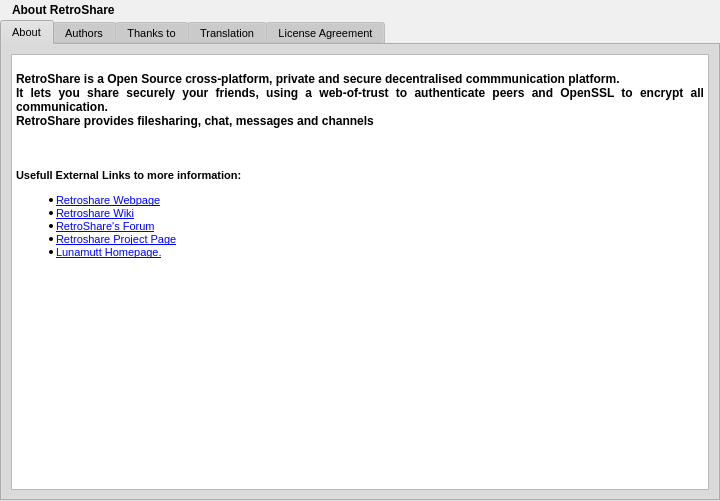
Above: retroshare-gui/src/gui/HelpDialog.ui from RetroShare/RetroShare before the change. Below: the same form after it.
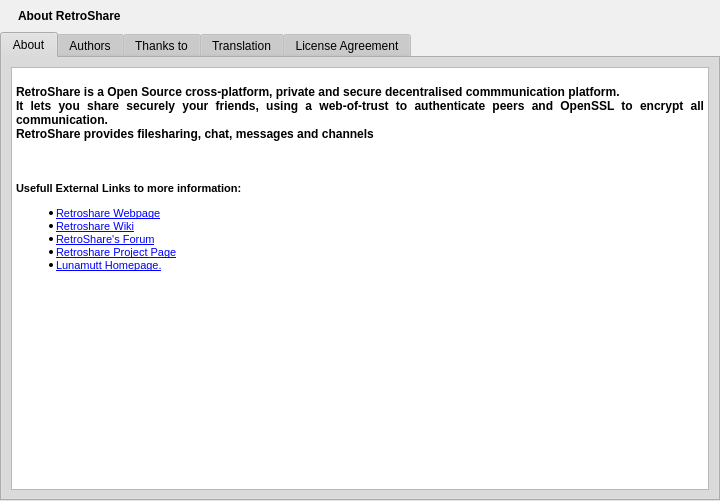
That is the form after the change. Icons and pictures are not drawn.

Commit message: update HelpDialog, Set Font Size to 9

Diff of the .ui file:
```diff
--- a/retroshare-gui/src/gui/HelpDialog.ui
+++ b/retroshare-gui/src/gui/HelpDialog.ui
@@ -505,9 +505,14 @@
    <property name="spacing" >
     <number>0</number>
    </property>
-   <item row="1" column="0" >
-    <widget class="QTabWidget" name="tabWidget" >
-     <property name="currentIndex" >
+   <item row="1" column="0">
+    <widget class="QTabWidget" name="tabWidget">
+     <property name="font">
+      <font>
+       <pointsize>9</pointsize>
+      </font>
+     </property>
+     <property name="currentIndex">
       <number>0</number>
      </property>
      <widget class="QWidget" name="tab" >
@@ -521,26 +526,26 @@
        <property name="spacing" >
         <number>6</number>
        </property>
-       <item row="0" column="0" colspan="3" >
-        <widget class="QTextBrowser" name="about" >
-         <property name="html" >
-          <string>&lt;!DOCTYPE HTML PUBLIC "-//W3C//DTD HTML 4.0//EN" "http://www.w3.org/TR/REC-html40/strict.dtd">
-&lt;html>&lt;head>&lt;meta name="qrichtext" content="1" />&lt;style type="text/css">
+       <item row="0" column="0" colspan="3">
+        <widget class="QTextBrowser" name="about">
+         <property name="html">
+          <string>&lt;!DOCTYPE HTML PUBLIC &quot;-//W3C//DTD HTML 4.0//EN&quot; &quot;http://www.w3.org/TR/REC-html40/strict.dtd&quot;&gt;
+&lt;html&gt;&lt;head&gt;&lt;meta name=&quot;qrichtext&quot; content=&quot;1&quot; /&gt;&lt;style type=&quot;text/css&quot;&gt;
 p, li { white-space: pre-wrap; }
-&lt;/style>&lt;/head>&lt;body style=" font-family:'Arial'; font-size:8pt; font-weight:400; font-style:normal;">
-&lt;p align="center" style="-qt-paragraph-type:empty; margin-top:0px; margin-bottom:0px; margin-left:0px; margin-right:0px; -qt-block-indent:0; text-indent:0px;">&lt;/p>
-&lt;p align="justify" style=" margin-top:0px; margin-bottom:0px; margin-left:0px; margin-right:0px; -qt-block-indent:0; text-indent:0px; font-size:9pt; font-weight:600;">RetroShare is a Open Source cross-platform, private and secure decentralised commmunication platform.	&lt;/p>
-&lt;p align="justify" style=" margin-top:0px; margin-bottom:0px; margin-left:0px; margin-right:0px; -qt-block-indent:0; text-indent:0px; font-size:9pt; font-weight:600;">It lets you share securely your friends, using a web-of-trust to authenticate peers and OpenSSL to encrypt all communication. &lt;/p>
-&lt;p align="justify" style=" margin-top:0px; margin-bottom:0px; margin-left:0px; margin-right:0px; -qt-block-indent:0; text-indent:0px; font-size:9pt; font-weight:600;">RetroShare provides filesharing, chat, messages and channels&lt;/p>
-&lt;p align="center" style="-qt-paragraph-type:empty; margin-top:0px; margin-bottom:0px; margin-left:0px; margin-right:0px; -qt-block-indent:0; text-indent:0px; font-size:9pt; font-weight:600;">&lt;/p>
-&lt;p align="center" style=" margin-top:0px; margin-bottom:0px; margin-left:0px; margin-right:0px; -qt-block-indent:0; text-indent:0px; font-size:9pt; font-weight:600;">&lt;img src=":/images/retrosharelogo2.png" />&lt;/p>
-&lt;p align="center" style="-qt-paragraph-type:empty; margin-top:0px; margin-bottom:0px; margin-left:0px; margin-right:0px; -qt-block-indent:0; text-indent:0px;">&lt;/p>
-&lt;p style=" margin-top:0px; margin-bottom:0px; margin-left:0px; margin-right:0px; -qt-block-indent:0; text-indent:0px; font-weight:600;">Usefull External Links to more information:&lt;/p>
-&lt;ul style="-qt-list-indent: 1;">&lt;li align="justify" style=" margin-top:12px; margin-bottom:0px; margin-left:0px; margin-right:0px; -qt-block-indent:0; text-indent:0px;">&lt;a href="http://retroshare.sourceforge.net">&lt;span style=" text-decoration: underline; color:#0000ff;">Retroshare Webpage&lt;/span>&lt;/a>&lt;/li>
-&lt;li align="justify" style=" margin-top:0px; margin-bottom:0px; margin-left:0px; margin-right:0px; -qt-block-indent:0; text-indent:0px;">&lt;a href="http://retroshare.sourceforge.net/wiki/index.php/Main_Page">&lt;span style=" text-decoration: underline; color:#0000ff;">Retroshare Wiki&lt;/span>&lt;/a>&lt;/li>
-&lt;li style=" text-decoration: underline; color:#0000ff;" align="justify" style=" margin-top:0px; margin-bottom:0px; margin-left:0px; margin-right:0px; -qt-block-indent:0; text-indent:0px;">&lt;a href="http://retroshare.sourceforge.net/forum/">RetroShare's Forum&lt;/a>&lt;/li>
-&lt;li align="justify" style=" margin-top:0px; margin-bottom:0px; margin-left:0px; margin-right:0px; -qt-block-indent:0; text-indent:0px;">&lt;a href="http://sourceforge.net/projects/retroshare/">&lt;span style=" text-decoration: underline; color:#0000ff;">Retroshare Project Page&lt;/span>&lt;/a>&lt;/li>
-&lt;li align="justify" style=" margin-top:0px; margin-bottom:12px; margin-left:0px; margin-right:0px; -qt-block-indent:0; text-indent:0px;">&lt;a href="http://www.lunamutt.com">&lt;span style=" text-decoration: underline; color:#0000ff;">Lunamutt Homepage.&lt;/span>&lt;/a>&lt;/li>&lt;/ul>&lt;/body>&lt;/html></string>
+&lt;/style&gt;&lt;/head&gt;&lt;body style=&quot; font-family:'Arial'; font-size:9pt; font-weight:400; font-style:normal;&quot;&gt;
+&lt;p align=&quot;center&quot; style=&quot;-qt-paragraph-type:empty; margin-top:0px; margin-bottom:0px; margin-left:0px; margin-right:0px; -qt-block-indent:0; text-indent:0px; font-size:8pt;&quot;&gt;&lt;/p&gt;
+&lt;p align=&quot;justify&quot; style=&quot; margin-top:0px; margin-bottom:0px; margin-left:0px; margin-right:0px; -qt-block-indent:0; text-indent:0px;&quot;&gt;&lt;span style=&quot; font-weight:600;&quot;&gt;RetroShare is a Open Source cross-platform, private and secure decentralised commmunication platform.	&lt;/span&gt;&lt;/p&gt;
+&lt;p align=&quot;justify&quot; style=&quot; margin-top:0px; margin-bottom:0px; margin-left:0px; margin-right:0px; -qt-block-indent:0; text-indent:0px;&quot;&gt;&lt;span style=&quot; font-weight:600;&quot;&gt;It lets you share securely your friends, using a web-of-trust to authenticate peers and OpenSSL to encrypt all communication. &lt;/span&gt;&lt;/p&gt;
+&lt;p align=&quot;justify&quot; style=&quot; margin-top:0px; margin-bottom:0px; margin-left:0px; margin-right:0px; -qt-block-indent:0; text-indent:0px;&quot;&gt;&lt;span style=&quot; font-weight:600;&quot;&gt;RetroShare provides filesharing, chat, messages and channels&lt;/span&gt;&lt;/p&gt;
+&lt;p align=&quot;center&quot; style=&quot;-qt-paragraph-type:empty; margin-top:0px; margin-bottom:0px; margin-left:0px; margin-right:0px; -qt-block-indent:0; text-indent:0px; font-weight:600;&quot;&gt;&lt;/p&gt;
+&lt;p align=&quot;center&quot; style=&quot; margin-top:0px; margin-bottom:0px; margin-left:0px; margin-right:0px; -qt-block-indent:0; text-indent:0px;&quot;&gt;&lt;img src=&quot;:/images/retrosharelogo2.png&quot; /&gt;&lt;/p&gt;
+&lt;p align=&quot;center&quot; style=&quot;-qt-paragraph-type:empty; margin-top:0px; margin-bottom:0px; margin-left:0px; margin-right:0px; -qt-block-indent:0; text-indent:0px; font-size:8pt;&quot;&gt;&lt;/p&gt;
+&lt;p style=&quot; margin-top:0px; margin-bottom:0px; margin-left:0px; margin-right:0px; -qt-block-indent:0; text-indent:0px;&quot;&gt;&lt;span style=&quot; font-size:8pt; font-weight:600;&quot;&gt;Usefull External Links to more information:&lt;/span&gt;&lt;/p&gt;
+&lt;ul style=&quot;-qt-list-indent: 1;&quot;&gt;&lt;li style=&quot; font-size:8pt;&quot; align=&quot;justify&quot; style=&quot; margin-top:12px; margin-bottom:0px; margin-left:0px; margin-right:0px; -qt-block-indent:0; text-indent:0px;&quot;&gt;&lt;a href=&quot;http://retroshare.sourceforge.net&quot;&gt;&lt;span style=&quot; text-decoration: underline; color:#0000ff;&quot;&gt;Retroshare Webpage&lt;/span&gt;&lt;/a&gt;&lt;/li&gt;
+&lt;li style=&quot; font-size:8pt;&quot; align=&quot;justify&quot; style=&quot; margin-top:0px; margin-bottom:0px; margin-left:0px; margin-right:0px; -qt-block-indent:0; text-indent:0px;&quot;&gt;&lt;a href=&quot;http://retroshare.sourceforge.net/wiki/index.php/Main_Page&quot;&gt;&lt;span style=&quot; text-decoration: underline; color:#0000ff;&quot;&gt;Retroshare Wiki&lt;/span&gt;&lt;/a&gt;&lt;/li&gt;
+&lt;li style=&quot; font-size:8pt; text-decoration: underline; color:#0000ff;&quot; align=&quot;justify&quot; style=&quot; margin-top:0px; margin-bottom:0px; margin-left:0px; margin-right:0px; -qt-block-indent:0; text-indent:0px;&quot;&gt;&lt;a href=&quot;http://retroshare.sourceforge.net/forum/&quot;&gt;RetroShare's Forum&lt;/a&gt;&lt;/li&gt;
+&lt;li style=&quot; font-size:8pt;&quot; align=&quot;justify&quot; style=&quot; margin-top:0px; margin-bottom:0px; margin-left:0px; margin-right:0px; -qt-block-indent:0; text-indent:0px;&quot;&gt;&lt;a href=&quot;http://sourceforge.net/projects/retroshare/&quot;&gt;&lt;span style=&quot; text-decoration: underline; color:#0000ff;&quot;&gt;Retroshare Project Page&lt;/span&gt;&lt;/a&gt;&lt;/li&gt;
+&lt;li style=&quot; font-size:8pt;&quot; align=&quot;justify&quot; style=&quot; margin-top:0px; margin-bottom:12px; margin-left:0px; margin-right:0px; -qt-block-indent:0; text-indent:0px;&quot;&gt;&lt;a href=&quot;http://www.lunamutt.com&quot;&gt;&lt;span style=&quot; text-decoration: underline; color:#0000ff;&quot;&gt;Lunamutt Homepage.&lt;/span&gt;&lt;/a&gt;&lt;/li&gt;&lt;/ul&gt;&lt;/body&gt;&lt;/html&gt;</string>
          </property>
          <property name="openExternalLinks" >
           <bool>true</bool>
@@ -709,13 +714,13 @@
      </widget>
     </widget>
    </item>
-   <item row="0" column="0" >
-    <layout class="QGridLayout" >
-     <property name="margin" >
-      <number>0</number>
+   <item row="0" column="0">
+    <layout class="QGridLayout">
+     <property name="margin">
+      <number>6</number>
      </property>
-     <property name="spacing" >
-      <number>0</number>
+     <property name="spacing">
+      <number>6</number>
      </property>
      <item row="0" column="1" >
       <spacer>
```
Left out of the diff: 515 changed lines with no effect on the pictures. The commit also changes 1 other file.
